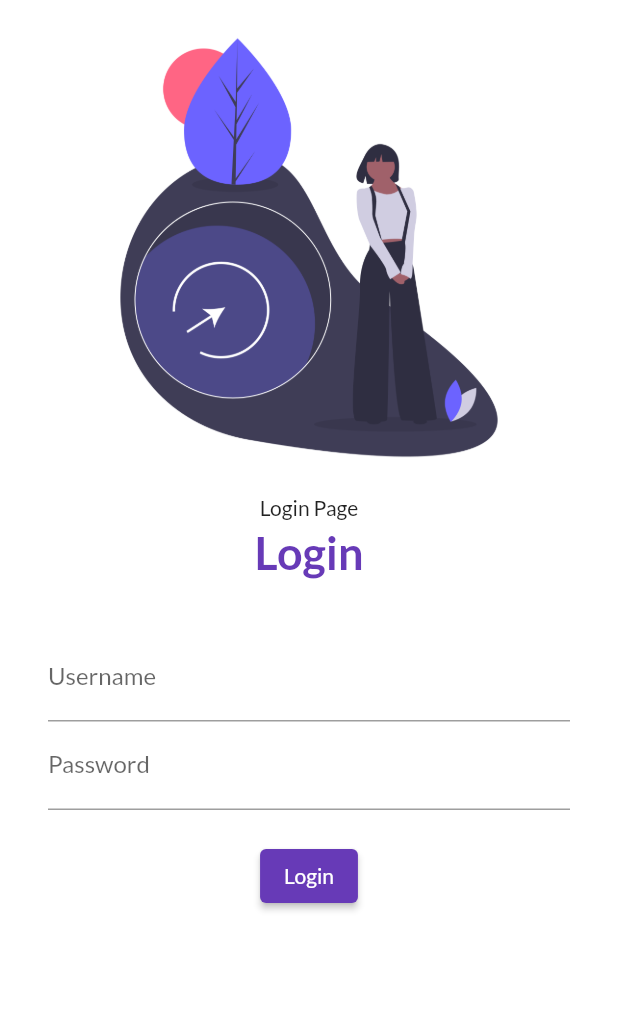
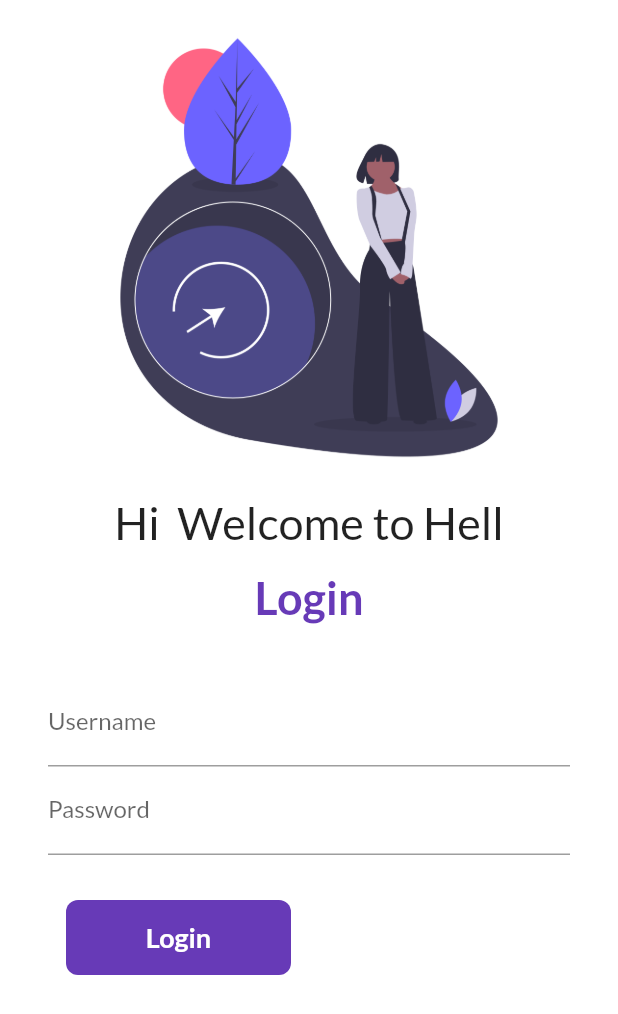
Before and after one commit to rishabh-arch/flutter_learnings, a Flutter app: the screen it shows after launch, after a tap on "Go to Login Page", on a phone screen of 412 x 824 dp. Shown: the top 1014 px of the screen. Run offline on Flutter 3.47's test engine with Material 2 defaults, Android fonts, the phone set to English and light mode, and no system bars; our stand-ins replace google_fonts.

Commit message:
login page

```diff
--- a/Dart_codes.dart
+++ b/Dart_codes.dart
@@ -2,3 +2,6 @@
 //   print('thaila: $thaila');
 //   print('r: $r');
 // }
+
+const BringMeValue; // public
+const _BringMeValue; // private
--- a/lib/main.dart
+++ b/lib/main.dart
@@ -1,6 +1,7 @@
 import 'package:flutter/material.dart';
 import 'package:flutter_catalog/pages/home_page.dart';
 import 'package:flutter_catalog/pages/login_page.dart';
+import 'package:flutter_catalog/utils/routes.dart';
 import 'package:google_fonts/google_fonts.dart';
 
 void main() {
@@ -16,6 +17,7 @@
     const int days = 0;
 
     return MaterialApp(
+      debugShowCheckedModeBanner: false,
       // home: HomePage(),
       themeMode: ThemeMode.light,
       theme: ThemeData(
@@ -30,8 +32,8 @@
    brightness: Brightness.dark,
       ),
       routes: {
-        '/': (context) => HomePage(),
-        '/login': (context) => LoginPage(),
+        MyRoutes.homeRoute: (context) => HomePage(),
+        MyRoutes.loginRoute: (context) => LoginPage(),
 
       },
     );
--- a/lib/pages/login_page.dart
+++ b/lib/pages/login_page.dart
@@ -1,12 +1,20 @@
 import 'package:flutter/material.dart';
+import 'package:flutter_catalog/utils/routes.dart';
 
-class LoginPage extends StatelessWidget {
+class LoginPage extends StatefulWidget {
+  @override
+  State<LoginPage> createState() => _LoginPageState();
+}
+
+class _LoginPageState extends State<LoginPage> {
+  String name = "";
+  bool changeButton = false;
   // const LoginPage({Key? key}) : super(key: key);
-
   @override
   Widget build(BuildContext context) {
     return Material(
       color: Colors.white,
+      child: SingleChildScrollView(
         child: Column(
           children: <Widget>[
             Image.asset(
@@ -14,10 +22,13 @@
               fit: BoxFit.cover,
               height: 330,
             ),
-          const SizedBox(
-            height: 20,
-            child: Text('Login Page'),
-
+            SizedBox(
+              height: 50,
+              child: Text(
+                // 'We will Welcome $name You After',
+                "Hi $name Welcome to Hell",
+                style: TextStyle(fontSize: 30),
+              ),
             ),
             const Text(
               'Login',
@@ -28,7 +39,9 @@
               ),
             ),
             SizedBox(height: 20),
-          Padding(padding: const EdgeInsets.symmetric(vertical: 16.0, horizontal: 32.0),
+            Padding(
+                padding: const EdgeInsets.symmetric(
+                    vertical: 16.0, horizontal: 32.0),
                 child: Column(
                   children: <Widget>[
                     TextFormField(
@@ -37,6 +50,10 @@
                         hintText: "Enter Username",
                         labelText: "Username",
                       ),
+                      onChanged: (value) {
+                        name = value;
+                        setState(() {});
+                      },
                     ),
                     TextFormField(
                       decoration: const InputDecoration(
@@ -46,16 +63,70 @@
                       obscureText: true,
                     ),
                     SizedBox(height: 20),
+                    Padding(
+                      padding: const EdgeInsets.symmetric(
+                          vertical: 10.0, horizontal: 12.0),
+                      child: Row(children: <Widget>[
+                        // ElevatedButton(
+                        //   onPressed: () {
+                        //     print('Login');
+                        //     Navigator.pushNamed(context, MyRoutes.homeRoute);
+                        //   },
+                        //   child: const Text(
+                        //     'Login',
+                        //     style: TextStyle(fontSize: 20),
+                        //   ),
+                        //   style: TextButton.styleFrom(
+                        //       minimumSize: const Size(150, 50)),
+                        // ),
+                        // const SizedBox(width: 20),
+                        // ElevatedButton(
+                        //   onPressed: () {
+                        //     print('Sign Up');
+                        //     Navigator.pushNamed(context, MyRoutes.homeRoute);
+                        //   },
+                        //   child: const Text(
+                        //     'Sign Up',
+                        //     style: TextStyle(fontSize: 20),
+                        //   ),
+                        //   style: TextButton.styleFrom(
+                        //       minimumSize: const Size(150, 50)),
 
-              ElevatedButton(onPressed:(){
-                print('Login');
-              }, child: Text('Login'),
-             style: TextButton.styleFrom()
+                        // ),
+
+                        InkWell(
+                          onTap: () async {
+                            setState(() {
+                            changeButton = true;
+                            });
+                            await Future.delayed(const Duration(milliseconds: 200));
+                            Navigator.pushNamed(context, MyRoutes.homeRoute);
+                          },
+                          child: AnimatedContainer(
+                            duration: const Duration(milliseconds: 200),
+                            width: changeButton?50:150,
+                            height: 50,
+                            alignment: Alignment.center,
+                            child: changeButton?const Icon(Icons.done,color: Colors.white,):const Text(
+                              "Login",
+                              style: TextStyle(
+                                  color: Colors.white,
+                                  fontWeight: FontWeight.bold,
+                                  fontSize: 18),
+                            ),
+                            decoration: BoxDecoration(
+                                color: Colors.deepPurple,
+                                // shape: changeButton?BoxShape.circle:BoxShape.rectangle,
+                                borderRadius: BorderRadius.circular(changeButton?50:8)
+                                ),
+                          ),
+                        ),
+                      ]),
                     ),
                   ],
-          )
+                )),
+          ],
         ),
-        ],
       ),
     );
     // );
--- /dev/null
+++ b/lib/utils/routes.dart
@@ -0,0 +1,4 @@
+class MyRoutes{
+  static String loginRoute = "/login";
+  static String homeRoute = "/";
+}
```
Lines whose indentation alone changed are shown as unchanged.
